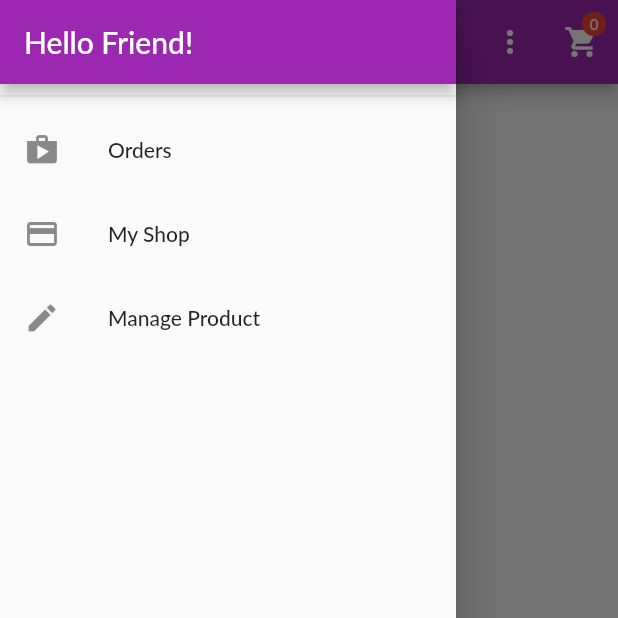
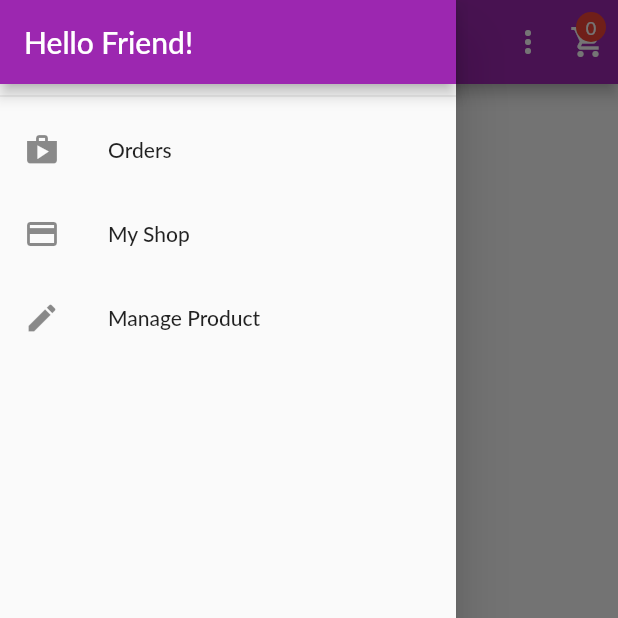
Before and after one commit to asif8049/shop_app_2, a Flutter app: the screen it shows after launch, with the side drawer open, on a phone screen of 412 x 824 dp, the top half of it. Run offline on Flutter 3.47's test engine with Material 2 defaults, Android fonts, the phone set to English and light mode, and no system bars; our stand-ins replace firebase_core, firebase_database; accounts and stored records are empty; Roboto replaces fonts that are missing (Lato).

Commit message:
products overview screen fixed.

```diff
--- a/lib/screens/screens/products_overview_screen.dart
+++ b/lib/screens/screens/products_overview_screen.dart
@@ -1,11 +1,12 @@
+import 'dart:convert';
+
+import 'package:firebase_database/firebase_database.dart';
 import 'package:flutter/material.dart';
-import 'package:provider/provider.dart';
 import 'package:shop_app/screens/screens/cart_screen.dart';
 import 'package:shop_app/screens/widgets/Products_grid.dart';
 import 'package:shop_app/screens/widgets/app_drawer.dart';
-import 'package:shop_app/screens/widgets/badge.dart';
 
-import '../../providers/cart.dart';
+import '../models/product.dart';
 
 enum FilterOptions {
   Favorites,
@@ -56,33 +57,58 @@ class _ProductsOverviewScreenState extends State<ProductsOverviewScreen> {
               Icons.more_vert,
             ),
             itemBuilder: (_) => [
-              const PopupMenuItem(child: Text('Show All'), value: FilterOptions.All),
+              const PopupMenuItem(
+                  child: Text('Show All'), value: FilterOptions.All),
               const PopupMenuItem(
                 child: Text('Show All'),
                 value: FilterOptions.All,
               ),
             ],
           ),
-          Consumer<Cart>(
-            builder: (_, cart, ch) => Badge(
-              child: ch ??
-                  const SizedBox(
-                    width: 0,
-                    height: 0,
+          GestureDetector(
+            onTap: () {
+              print("Cart Pressed");
+              Navigator.of(context).push(MaterialPageRoute(builder: (context) {
+                return CartScreen();
+              }));
+            },
+            child: Stack(
+              children: [
+                Padding(
+                  padding:
+                      const EdgeInsets.symmetric(vertical: 16.0, horizontal: 4),
+                  child: Icon(Icons.shopping_cart),
+                ),
+                Padding(
+                  padding: const EdgeInsets.all(8.0),
+                  child: CircleAvatar(
+                    radius: 10,
+                    backgroundColor: Colors.red,
+                    child: StreamBuilder<DatabaseEvent>(
+                        stream: FirebaseDatabase.instance
+                            .ref()
+                            .child('cart')
+                            .onValue,
+                        builder: (context, snapshot) {
+                          if (snapshot.hasData) {
+                            List<Product> products = snapshot
+                                .data!.snapshot.children
+                                .map((e) => Product.fromJson(
+                                    jsonDecode(jsonEncode(e.value))))
+                                .toList();
+                            products.toSet().toList();
+                            return Text(
+                              products.length.toString(),
+                              style: TextStyle(
+                                  color: Colors.white, fontSize: 12),
+                            );
+                          }
+                          return Container();
+                        }),
                   ),
-              value: cart.itemCount.toString(),
-              color: Colors.red,
+                )
+              ],
             ),
-            child: IconButton(
-                icon: const Icon(
-                  Icons.shopping_cart,
-                ),
-                onPressed: () {
-                  Navigator.of(context)
-                      .push(MaterialPageRoute(builder: (context) {
-                    return const CartScreen();
-                  }));
-                }),
           ),
         ],
       ),
```
Also changed, not shown: lib/screens/widgets/product_item.dart (+43 -14 lines).
